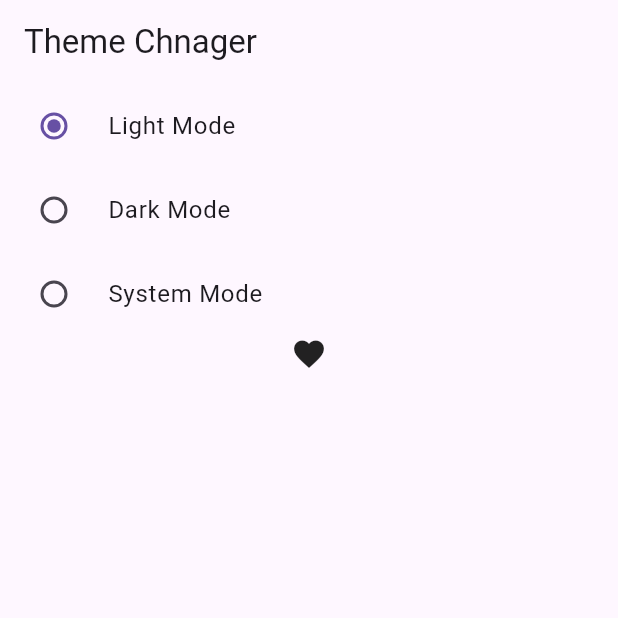
After one commit to waqassharif848/Provider_Practices, a Flutter app: the screen it shows after launch, after a tap on "Light Mode", on a phone screen of 412 x 824 dp, the top half of it. The commit adds this screen. Run offline on Flutter 3.47's test engine with Material 3 defaults, Android fonts, the phone set to English and light mode, and no system bars.

Commit message:
Theme mode add provider

```diff
--- /dev/null
+++ b/lib/Theme_exam_provider/Dark_screen.dart
@@ -0,0 +1,50 @@
+import 'package:flutter/material.dart';
+import 'package:flutter/material.dart';
+import 'package:flutter/material.dart';
+import 'package:flutter/material.dart';
+import 'package:provide/Theme_exam_provider/theme_change_provider.dart';
+import 'package:provider/provider.dart';
+
+class DarkScreen extends StatefulWidget {
+  const DarkScreen({super.key});
+
+  @override
+  State<DarkScreen> createState() => _DarkScreenState();
+}
+
+class _DarkScreenState extends State<DarkScreen> {
+  @override
+  Widget build(BuildContext context) {
+    final themeChanger= Provider.of<ThemeChanger>(context);
+    print("build");
+
+    return Scaffold(
+      appBar: AppBar(
+        title: Text('Theme Chnager'),
+      ),
+      body: Column(
+        children: [
+          RadioListTile<ThemeMode>(
+            title: Text('Light Mode'),
+              value: ThemeMode.light,
+              groupValue: themeChanger.themeMode,
+              onChanged: themeChanger.setTheme
+          ),
+          RadioListTile<ThemeMode>(
+              title: Text('Dark Mode'),
+              value: ThemeMode.dark,
+              groupValue: themeChanger.themeMode,
+              onChanged: themeChanger.setTheme
+          ),
+          RadioListTile<ThemeMode>(
+              title: Text('System Mode'),
+              value: ThemeMode.system,
+              groupValue: themeChanger.themeMode,
+              onChanged: themeChanger.setTheme
+          ),
+          Icon(Icons.favorite),
+        ],
+      ),
+    );
+  }
+}
--- /dev/null
+++ b/lib/Theme_exam_provider/theme_change_provider.dart
@@ -0,0 +1,13 @@
+import 'package:flutter/foundation.dart';
+import 'package:flutter/material.dart';
+
+class ThemeChanger with ChangeNotifier {
+  var _themeMode = ThemeMode.light;
+  ThemeMode get themeMode => _themeMode;
+
+  void setTheme(themeMode) {
+    _themeMode = themeMode;
+
+    notifyListeners();
+  }
+}
--- a/lib/main.dart
+++ b/lib/main.dart
@@ -1,8 +1,8 @@
 import 'package:flutter/material.dart';
 import 'package:provide/Fav_Exam_Provider/fav_provider.dart';
-import 'package:provide/Fav_Exam_Provider/fav_screen.dart';
+import 'package:provide/Theme_exam_provider/Dark_screen.dart';
+import 'package:provide/Theme_exam_provider/theme_change_provider.dart';
 import 'package:provide/provider/count_provider.dart';
-import 'package:provide/provider_example/Example_one.dart';
 import 'package:provide/provider_example/Example_one_provider.dart';
 import 'package:provider/provider.dart';
 
@@ -21,14 +21,35 @@ class MyApp extends StatelessWidget {
       ChangeNotifierProvider(create: (_) => CountProvider()),
       ChangeNotifierProvider(create: (_) => ExampleProvider()),
       ChangeNotifierProvider(create: (_) => FavProvider()),
+      ChangeNotifierProvider(create: (_) => ThemeChanger()),
     ],
 
-      child: MaterialApp(
-        debugShowCheckedModeBanner: false,
-      title: 'Provider_1',
-      theme: ThemeData(primarySwatch: Colors.blue,),
-      home: FavScreen(),
-    ),);
+      child: Builder(builder: (BuildContext context){
+        final themeChanger= Provider.of<ThemeChanger>(context);
+        return MaterialApp(
+          debugShowCheckedModeBanner: false,
+          title: 'Provider_1',
+          themeMode: themeChanger.themeMode,
+          theme: ThemeData(
+            brightness: Brightness.light,
+            primarySwatch: Colors.blue,
+          ),
+          darkTheme: ThemeData(
+            brightness: Brightness.dark,
+            appBarTheme: AppBarTheme(
+              color: Colors.pink,
+            ),
+            textTheme: TextTheme(
+              titleMedium: TextStyle(color: Colors.orange),
+            ),
+            iconTheme: IconThemeData(
+              color: Colors.green,
+            )
+          ),
+          home: DarkScreen(),
+        );
+      })
+    );
 
   }
 }
```
